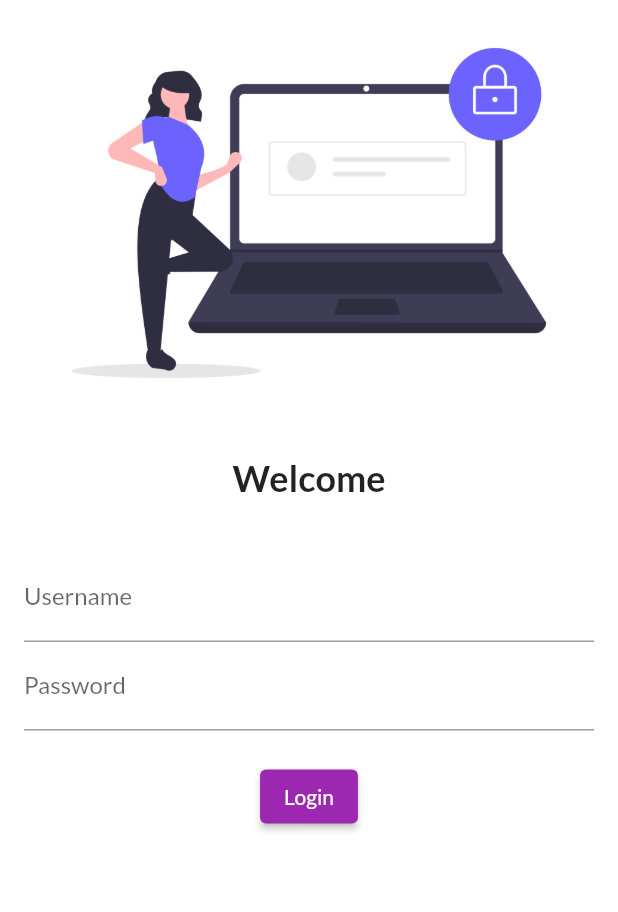
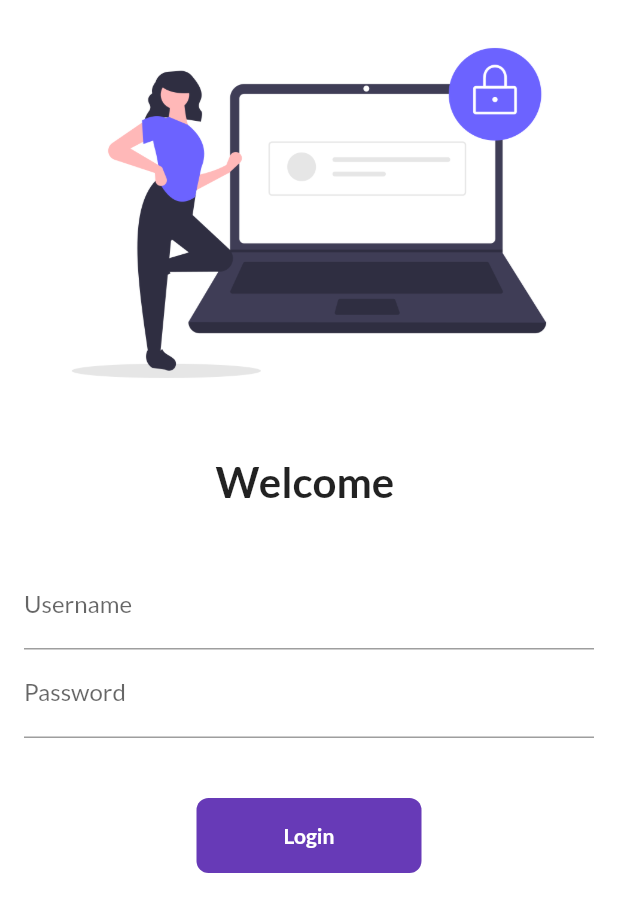
Before and after one commit to praneshp1org/goFlutter, a Flutter app: the screen it shows after launch, on a phone screen of 412 x 824 dp. Shown: the top 912 px of the screen. Run offline on Flutter 3.47's test engine with Material 2 defaults, Android fonts, the phone set to English and light mode, and no system bars; our stand-ins replace google_fonts.

Commit message:
day6 completed

```diff
--- a/lib/Pages/loginPage.dart
+++ b/lib/Pages/loginPage.dart
@@ -1,14 +1,23 @@
 // ignore_for_file: file_names
 
+import 'package:application/utils/routes.dart';
 import 'package:flutter/material.dart';
 
-class loginPage extends StatelessWidget {
+class loginPage extends StatefulWidget {
   const loginPage({Key? key}) : super(key: key);
 
+  @override
+  State<loginPage> createState() => _loginPageState();
+}
+
+class _loginPageState extends State<loginPage> {
+  String name = "";
+  bool changeButton = false;
   @override
   Widget build(BuildContext context) {
     return Material(
         color: Colors.white,
+        child: SingleChildScrollView(
           child: Column(children: [
             Image.asset(
               'assets/images/loginImage.png',
@@ -17,10 +26,10 @@
             const SizedBox(
               height: 20,
             ),
-        const Text(
-          "Welcome",
+            Text(
+              "Welcome $name",
               style: TextStyle(
-            fontSize: 24,
+                fontSize: 28,
                 fontWeight: FontWeight.bold,
               ),
             ),
@@ -36,6 +45,10 @@
                       hintText: "Enter Username",
                       labelText: "Username",
                     ),
+                    onChanged: (value) {
+                      name = value;
+                      setState(() {});
+                    },
                   ),
                   TextFormField(
                     obscureText: true,
@@ -45,19 +58,49 @@
                     ),
                   ),
                   const SizedBox(
-                height: 20,
+                    height: 40,
                   ),
-              ElevatedButton(
+                  InkWell(
+                    onTap: () async {
+                      setState(() {
+                        changeButton = true;
+                      });
+                      await Future.delayed(Duration(seconds: 1));
+                      Navigator.pushNamed(context, MyRoutes.homeRoute);
+                    },
+                    child: AnimatedContainer(
+                      duration: Duration(seconds: 1),
+                      height: 50,
+                      width: changeButton ? 50 : 150,
+                      alignment: Alignment.center,
+                      //color: Colors.deepPurple,
+                      child: changeButton
+                          ? (Icon(Icons.done))
+                          : Text(
+                              'Login',
+                              style: TextStyle(
+                                color: Colors.white,
+                                fontWeight: FontWeight.bold,
+                              ),
+                            ),
+                      decoration: BoxDecoration(
+                        color: Colors.deepPurple,
+                        borderRadius:
+                            BorderRadius.circular(changeButton ? 20 : 8),
+                      ),
+                    ),
+                  ),
+                  /*ElevatedButton(
                     onPressed: () {
-                  print('Hello World');
+                      Navigator.pushNamed(context, MyRoutes.homeRoute);
                     },
                     child: const Text('Login'),
-                style: TextButton.styleFrom(),
-              )
+                    style: TextButton.styleFrom(minimumSize: Size(150, 35)),
+                  )*/
                 ],
               ),
             ),
           ]),
-    );
+        ));
   }
 }
--- a/lib/main.dart
+++ b/lib/main.dart
@@ -1,3 +1,4 @@
+import 'package:application/utils/routes.dart';
 import 'package:flutter/material.dart';
 import 'package:google_fonts/google_fonts.dart';
 import 'Pages/homePage.dart';
@@ -14,6 +15,7 @@
   @override
   Widget build(BuildContext context) {
     return MaterialApp(
+      debugShowCheckedModeBanner: false,
       title: 'App',
       theme: ThemeData(
         primarySwatch: Colors.purple,
@@ -26,7 +28,8 @@
       ),
       routes: {
         "/": (context) => loginPage(),
-        "/login": (context) => homePage(),
+        MyRoutes.homeRoute: (context) => homePage(),
+        MyRoutes.loginRoute: (context) => loginPage(),
       },
     );
   }
--- /dev/null
+++ b/lib/utils/routes.dart
@@ -0,0 +1,4 @@
+class MyRoutes {
+  static String loginRoute = '/login';
+  static String homeRoute = '/home';
+}
```
Lines whose indentation alone changed are shown as unchanged.
